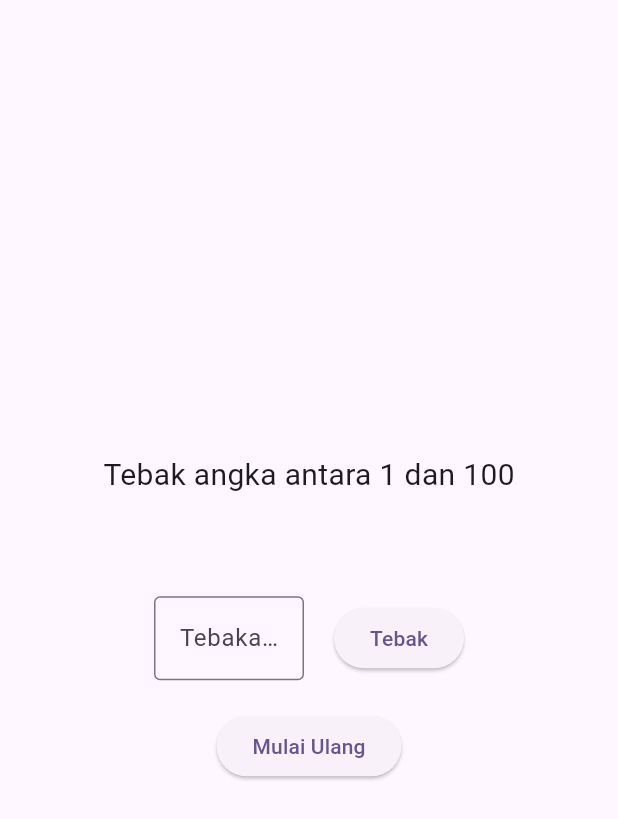
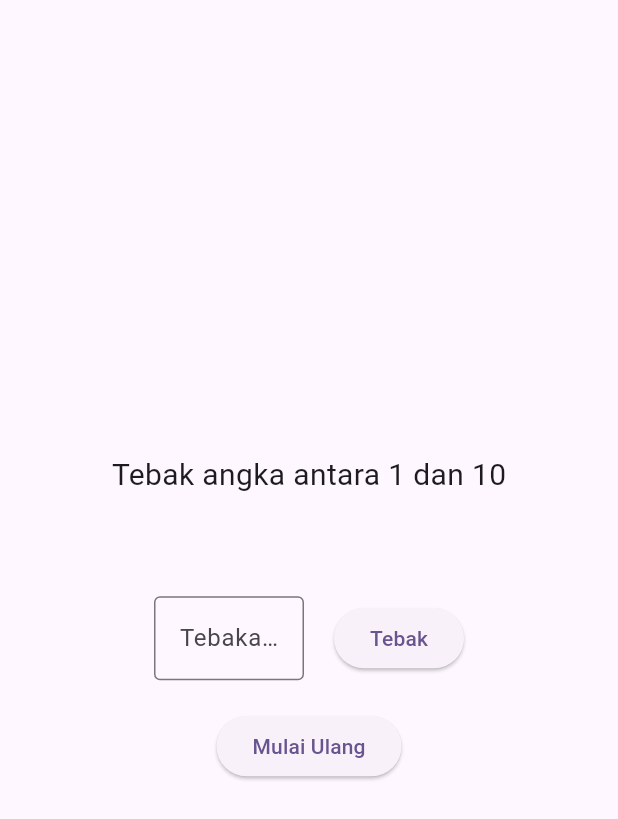
Before and after one commit to wahyukurniaa/simple_game, a Flutter app: the screen it shows after launch, on a phone screen of 412 x 824 dp. Shown: the top 819 px of the screen. Run offline on Flutter 3.47's test engine with Material 3 defaults, Android fonts, the phone set to English and light mode, and no system bars; our stand-ins replace get.

Commit message:
edit-number100 to 10

```diff
--- a/lib/key_screen.dart
+++ b/lib/key_screen.dart
@@ -13,7 +13,7 @@ class KeyScreen extends StatelessWidget {
           mainAxisAlignment: MainAxisAlignment.center,
           children: [
             const Text(
-              'Tebak angka antara 1 dan 100',
+              'Tebak angka antara 1 dan 10',
               style: TextStyle(fontSize: 20),
             ),
             const SizedBox(height: 20),
--- a/lib/main.dart
+++ b/lib/main.dart
@@ -9,7 +9,6 @@ void main() {
 class MyApp extends StatelessWidget {
   const MyApp({super.key});
 
-  // This widget is the root of your application.
   @override
   Widget build(BuildContext context) {
     return GetMaterialApp(
```
Also changed, not shown: pubspec.yaml (+2 -7 lines).
